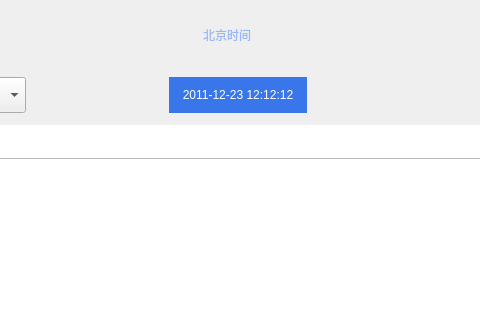
This is 15.SimulationTrainingSys_DEV/src/DeviceManager/UI/DeviceManager.ui in FakeItUtillMakeIt/QT-example as Qt 5 draws it before an edit; both pictures show x 790 to 1270 and y 0 to 320 of the 1360 by 771 pixel window. The edited form follows.
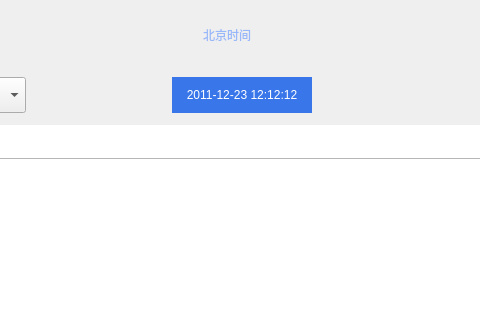
This is the edited form. Icons and pictures are not drawn.

The edit to the form file:
```diff
--- a/15.SimulationTrainingSys_DEV/src/DeviceManager/UI/DeviceManager.ui
+++ b/15.SimulationTrainingSys_DEV/src/DeviceManager/UI/DeviceManager.ui
@@ -398,205 +398,6 @@
                     <height>36</height>
                    </size>
                   </property>
-                  <property name="palette">
-                   <palette>
-                    <active>
-                     <colorrole role="WindowText">
-                      <brush brushstyle="SolidPattern">
-                       <color alpha="255">
-                        <red>255</red>
-                        <green>255</green>
-                        <blue>255</blue>
-                       </color>
-                      </brush>
-                     </colorrole>
-                     <colorrole role="Button">
-                      <brush brushstyle="SolidPattern">
-                       <color alpha="255">
-                        <red>56</red>
-                        <green>118</green>
-                        <blue>234</blue>
-                       </color>
-                      </brush>
-                     </colorrole>
-                     <colorrole role="Text">
-                      <brush brushstyle="SolidPattern">
-                       <color alpha="255">
-                        <red>255</red>
-                        <green>255</green>
-                        <blue>255</blue>
-                       </color>
-                      </brush>
-                     </colorrole>
-                     <colorrole role="ButtonText">
-                      <brush brushstyle="SolidPattern">
-                       <color alpha="255">
-                        <red>255</red>
-                        <green>255</green>
-                        <blue>255</blue>
-                       </color>
-                      </brush>
-                     </colorrole>
-                     <colorrole role="Base">
-                      <brush brushstyle="SolidPattern">
-                       <color alpha="255">
-                        <red>56</red>
-                        <green>118</green>
-                        <blue>234</blue>
-                       </color>
-                      </brush>
-                     </colorrole>
-                     <colorrole role="Window">
-                      <brush brushstyle="SolidPattern">
-                       <color alpha="255">
-                        <red>56</red>
-                        <green>118</green>
-                        <blue>234</blue>
-                       </color>
-                      </brush>
-                     </colorrole>
-                     <colorrole role="PlaceholderText">
-                      <brush brushstyle="NoBrush">
-                       <color alpha="128">
-                        <red>255</red>
-                        <green>255</green>
-                        <blue>255</blue>
-                       </color>
-                      </brush>
-                     </colorrole>
-                    </active>
-                    <inactive>
-                     <colorrole role="WindowText">
-                      <brush brushstyle="SolidPattern">
-                       <color alpha="255">
-                        <red>255</red>
-                        <green>255</green>
-                        <blue>255</blue>
-                       </color>
-                      </brush>
-                     </colorrole>
-                     <colorrole role="Button">
-                      <brush brushstyle="SolidPattern">
-                       <color alpha="255">
-                        <red>56</red>
-                        <green>118</green>
-                        <blue>234</blue>
-                       </color>
-                      </brush>
-                     </colorrole>
-                     <colorrole role="Text">
-                      <brush brushstyle="SolidPattern">
-                       <color alpha="255">
-                        <red>255</red>
-                        <green>255</green>
-                        <blue>255</blue>
-                       </color>
-                      </brush>
-                     </colorrole>
-                     <colorrole role="ButtonText">
-                      <brush brushstyle="SolidPattern">
-                       <color alpha="255">
-                        <red>255</red>
-                        <green>255</green>
-                        <blue>255</blue>
-                       </color>
-                      </brush>
-                     </colorrole>
-                     <colorrole role="Base">
-                      <brush brushstyle="SolidPattern">
-                       <color alpha="255">
-                        <red>56</red>
-                        <green>118</green>
-                        <blue>234</blue>
-                       </color>
-                      </brush>
-                     </colorrole>
-                     <colorrole role="Window">
-                      <brush brushstyle="SolidPattern">
-                       <color alpha="255">
-                        <red>56</red>
-                        <green>118</green>
-                        <blue>234</blue>
-                       </color>
-                      </brush>
-                     </colorrole>
-                     <colorrole role="PlaceholderText">
-                      <brush brushstyle="NoBrush">
-                       <color alpha="128">
-                        <red>255</red>
-                        <green>255</green>
-                        <blue>255</blue>
-                       </color>
-                      </brush>
-                     </colorrole>
-                    </inactive>
-                    <disabled>
-                     <colorrole role="WindowText">
-                      <brush brushstyle="SolidPattern">
-                       <color alpha="255">
-                        <red>255</red>
-                        <green>255</green>
-                        <blue>255</blue>
-                       </color>
-                      </brush>
-                     </colorrole>
-                     <colorrole role="Button">
-                      <brush brushstyle="SolidPattern">
-                       <color alpha="255">
-                        <red>56</red>
-                        <green>118</green>
-                        <blue>234</blue>
-                       </color>
-                      </brush>
-                     </colorrole>
-                     <colorrole role="Text">
-                      <brush brushstyle="SolidPattern">
-                       <color alpha="255">
-                        <red>255</red>
-                        <green>255</green>
-                        <blue>255</blue>
-                       </color>
-                      </brush>
-                     </colorrole>
-                     <colorrole role="ButtonText">
-                      <brush brushstyle="SolidPattern">
-                       <color alpha="255">
-                        <red>255</red>
-                        <green>255</green>
-                        <blue>255</blue>
-                       </color>
-                      </brush>
-                     </colorrole>
-                     <colorrole role="Base">
-                      <brush brushstyle="SolidPattern">
-                       <color alpha="255">
-                        <red>56</red>
-                        <green>118</green>
-                        <blue>234</blue>
-                       </color>
-                      </brush>
-                     </colorrole>
-                     <colorrole role="Window">
-                      <brush brushstyle="SolidPattern">
-                       <color alpha="255">
-                        <red>56</red>
-                        <green>118</green>
-                        <blue>234</blue>
-                       </color>
-                      </brush>
-                     </colorrole>
-                     <colorrole role="PlaceholderText">
-                      <brush brushstyle="NoBrush">
-                       <color alpha="128">
-                        <red>255</red>
-                        <green>255</green>
-                        <blue>255</blue>
-                       </color>
-                      </brush>
-                     </colorrole>
-                    </disabled>
-                   </palette>
-                  </property>
                   <property name="styleSheet">
                    <string notr="true">background-color:rgba(56,118,234,1);
 color:white;</string>
@@ -642,63 +443,12 @@
                  </spacer>
                 </item>
                 <item>
-                 <widget class="QPushButton" name="pb_min_1">
+                 <widget class="QWidget" name="widget_5" native="true">
                   <property name="minimumSize">
                    <size>
-                    <width>30</width>
-                    <height>30</height>
+                    <width>80</width>
+                    <height>0</height>
                    </size>
-                  </property>
-                  <property name="maximumSize">
-                   <size>
-                    <width>30</width>
-                    <height>30</height>
-                   </size>
-                  </property>
-                  <property name="cursor">
-                   <cursorShape>PointingHandCursor</cursorShape>
-                  </property>
-                  <property name="toolTip">
-                   <string>当前用户</string>
-                  </property>
-                  <property name="styleSheet">
-                   <string notr="true">QPushButton {
-	background-color:transparent;
-	background-image: url(:/DeviceManager/images/用户1.png);
-    border:0px;
-}
-
-</string>
-                  </property>
-                  <property name="text">
-                   <string/>
-                  </property>
-                 </widget>
-                </item>
-                <item>
-                 <widget class="QLabel" name="lb_user">
-                  <property name="styleSheet">
-                   <string notr="true">color:white;font-size:14px;font-family:&quot;Microsoft Yahei&quot;
-</string>
-                  </property>
-                  <property name="text">
-                   <string>admin</string>
-                  </property>
-                  <property name="alignment">
-                   <set>Qt::AlignCenter</set>
-                  </property>
-                 </widget>
-                </item>
-                <item>
-                 <widget class="QLabel" name="label">
-                  <property name="cursor">
-                   <cursorShape>PointingHandCursor</cursorShape>
-                  </property>
-                  <property name="text">
-                   <string/>
-                  </property>
-                  <property name="pixmap">
-                   <pixmap resource="DeviceManager.qrc">:/DeviceManager/xiala</pixmap>
                   </property>
                  </widget>
                 </item>
```
